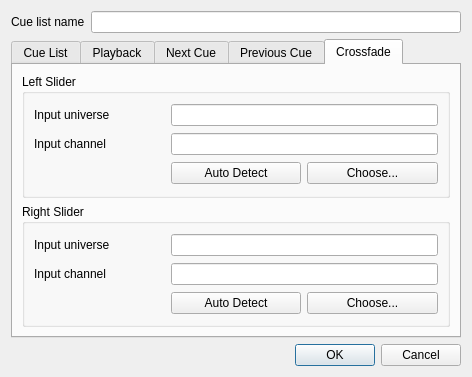
Qt form ui/src/virtualconsole/vccuelistproperties.ui (mcallegari/qlcplus) before a commit.
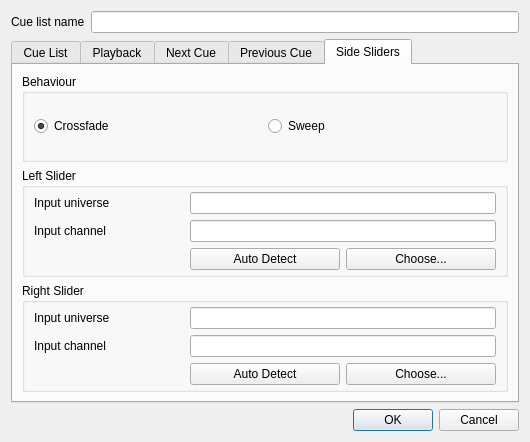
The same form after that commit. The open tabs and pages were chosen to show the change. Icons and pictures are not drawn.

Commit message: VC/Cue List: Added a new "Sweep" mode for the side slider

The edit to the form file:
```diff
--- a/ui/src/virtualconsole/vccuelistproperties.ui
+++ b/ui/src/virtualconsole/vccuelistproperties.ui
@@ -6,8 +6,8 @@
    <rect>
     <x>0</x>
     <y>0</y>
-    <width>468</width>
-    <height>377</height>
+    <width>530</width>
+    <height>442</height>
    </rect>
   </property>
   <property name="windowTitle">
@@ -603,15 +603,53 @@
      </widget>
      <widget class="QWidget" name="Crossfade">
       <attribute name="title">
-       <string>Crossfade</string>
+       <string>Side Sliders</string>
       </attribute>
       <layout class="QVBoxLayout" name="verticalLayout_4">
+       <item>
+        <widget class="QGroupBox" name="groupBox_9">
+         <property name="title">
+          <string>Behaviour</string>
+         </property>
+         <layout class="QHBoxLayout" name="horizontalLayout_3">
+          <property name="topMargin">
+           <number>4</number>
+          </property>
+          <property name="bottomMargin">
+           <number>4</number>
+          </property>
+          <item>
+           <widget class="QRadioButton" name="m_crossFadeRadio">
+            <property name="text">
+             <string>Crossfade</string>
+            </property>
+            <property name="checked">
+             <bool>true</bool>
+            </property>
+           </widget>
+          </item>
+          <item>
+           <widget class="QRadioButton" name="m_sweepButton">
+            <property name="text">
+             <string>Sweep</string>
+            </property>
+           </widget>
+          </item>
+         </layout>
+        </widget>
+       </item>
        <item>
         <widget class="QGroupBox" name="groupBox_7">
          <property name="title">
           <string>Left Slider</string>
          </property>
          <layout class="QGridLayout" name="gridLayout_6">
+          <property name="topMargin">
+           <number>4</number>
+          </property>
+          <property name="bottomMargin">
+           <number>4</number>
+          </property>
           <item row="0" column="0">
            <widget class="QLabel" name="label_7">
             <property name="text">
@@ -672,6 +710,12 @@
           <string>Right Slider</string>
          </property>
          <layout class="QGridLayout" name="gridLayout_7">
+          <property name="topMargin">
+           <number>4</number>
+          </property>
+          <property name="bottomMargin">
+           <number>4</number>
+          </property>
           <item row="0" column="0">
            <widget class="QLabel" name="label_9">
             <property name="text">
```
Left out of the diff: 2 changed lines with no effect on the pictures. The commit also changes 5 other files.
